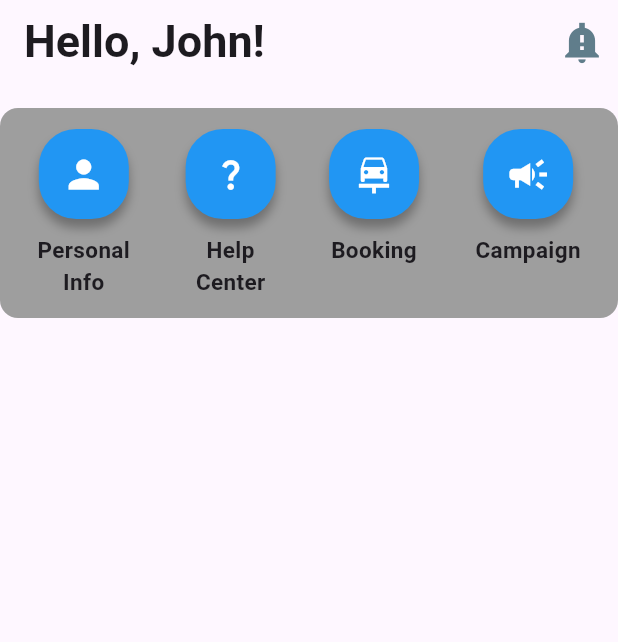
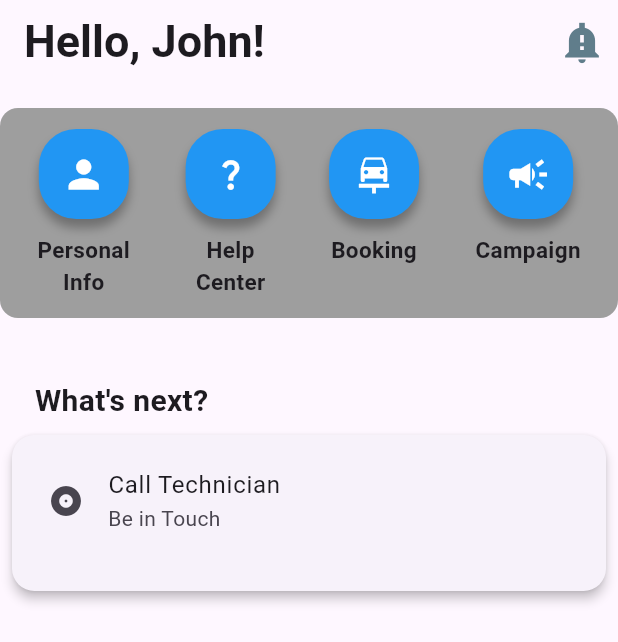
Before and after one commit to dzker/CarCare, a Flutter app: the screen it shows after launch, on a phone screen of 412 x 824 dp. Shown: the top 642 px of the screen. Run offline on Flutter 3.47's test engine with Material 3 defaults, Android fonts, the phone set to English and light mode, and no system bars; our stand-ins replace animate_do, logger.

Commit message:
Added card option
The Text button is being removed due to overpixel but later will add gesturedetector to the card instead

```diff
--- a/lib/view/homepage.dart
+++ b/lib/view/homepage.dart
@@ -1,5 +1,7 @@
 import 'package:flutter/material.dart';
 import 'package:animate_do/animate_do.dart';
+import 'package:flutter/widgets.dart';
+import 'package:logger/logger.dart';
 
 class HomePage extends StatelessWidget {
   const HomePage({super.key});
@@ -30,12 +32,16 @@ class HomePage extends StatelessWidget {
             )
           ],
         ),
-        body: Padding(
+        body: SingleChildScrollView(
+          child: Column(
+            children: [
+              Padding(
                 padding: const EdgeInsets.symmetric(vertical: 16),
                 child: Container(
                   height: 140,
                   decoration: BoxDecoration(
-                color: Colors.grey, borderRadius: BorderRadius.circular(12)),
+                      color: Colors.grey,
+                      borderRadius: BorderRadius.circular(12)),
                   child: Row(
                     children: [
                       Padding(
@@ -105,8 +111,8 @@ class HomePage extends StatelessWidget {
                           const Text(
                             "Help \nCenter",
                             textAlign: TextAlign.center,
-                      style:
-                          TextStyle(fontSize: 15, fontWeight: FontWeight.bold),
+                            style: TextStyle(
+                                fontSize: 15, fontWeight: FontWeight.bold),
                           )
                         ],
                       ),
@@ -187,6 +193,51 @@ class HomePage extends StatelessWidget {
                     ],
                   ),
                 ),
+              ),
+              const SizedBox(
+                height: 15,
+              ),
+              const Padding(
+                padding: EdgeInsets.only(right: 250, top: 10),
+                child: Text(
+                  "What's next?",
+                  style: TextStyle(fontSize: 20, fontWeight: FontWeight.bold),
+                ),
+              ),
+              PromoWidget()
+            ],
+          ),
         ));
   }
 }
+
+class PromoWidget extends StatelessWidget {
+  PromoWidget({super.key});
+  final Logger logger = Logger();
+
+  @override
+  Widget build(BuildContext context) {
+    return SizedBox(
+      height: 120,
+      child: Card(
+        elevation: 3,
+        margin: const EdgeInsets.all(8),
+        shape: RoundedRectangleBorder(
+          borderRadius: BorderRadius.circular(15),
+        ),
+        child: const Padding(
+            padding: EdgeInsets.all(8),
+            child: Column(
+              mainAxisSize: MainAxisSize.min,
+              children: [
+                ListTile(
+                  leading: Icon(Icons.album),
+                  title: Text("Call Technician"),
+                  subtitle: Text("Be in Touch"),
+                ),
+              ],
+            )),
+      ),
+    );
+  }
+}
--- a/pubspec.yaml
+++ b/pubspec.yaml
@@ -36,6 +36,7 @@ dependencies:
   # Use with the CupertinoIcons class for iOS style icons.
   cupertino_icons: ^1.0.6
   animate_do: ^3.1.2
+  logger: ^2.2.0
 
 dev_dependencies:
   flutter_test:
```
Also changed, not shown: pubspec.lock. Lines whose indentation alone changed are shown as unchanged.
